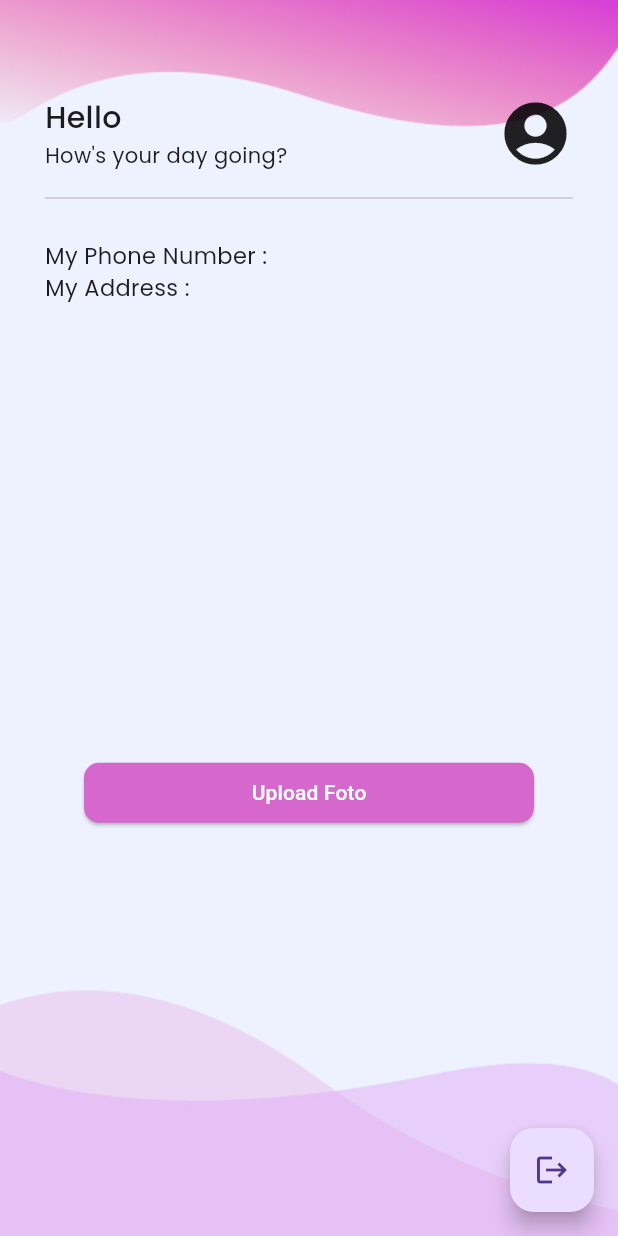
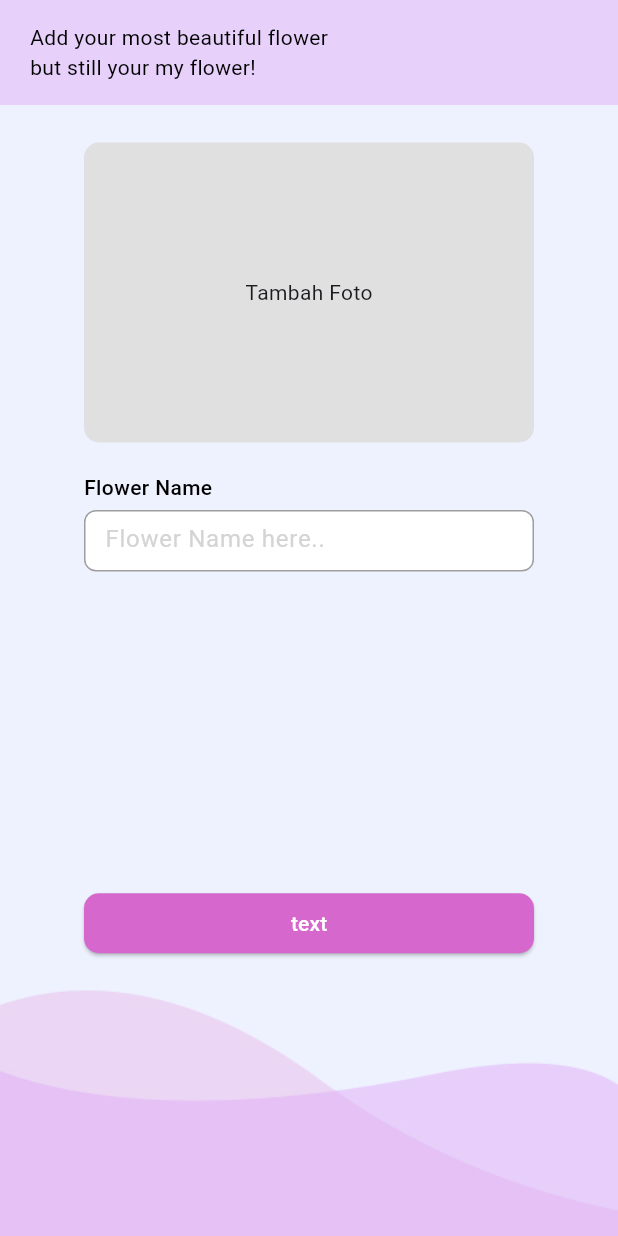
Before and after one commit to samosa76/tugas-10, a Flutter app: the screen it shows once a user with an empty profile is signed in, after a tap on "Upload Foto", on a phone screen of 412 x 824 dp. Run offline on Flutter 3.47's test engine with Material 3 defaults, Android fonts, the phone set to English and light mode, and no system bars; our stand-ins replace cached_network_image, cloud_firestore, firebase_auth, firebase_core, firebase_storage, get and 3 more; accounts and stored records are empty; network calls fail.

Commit message:
created list using firestore

```diff
--- /dev/null
+++ b/lib/app/data/flower.dart
@@ -0,0 +1,19 @@
+class Flower {
+  String id;
+  final String flowerName;
+  final String flowerImages;
+
+  Flower({
+    this.id = "",
+    required this.flowerName,
+    required this.flowerImages,
+  });
+
+  factory Flower.fromJson(Map<String, dynamic> json) {
+    return Flower(
+      id: json['id'] as String,
+      flowerName: json['name'] as String,
+      flowerImages: json['image'] as String,
+    );
+  }
+}
--- /dev/null
+++ b/lib/app/modules/add_image/bindings/add_image_binding.dart
@@ -0,0 +1,12 @@
+import 'package:get/get.dart';
+
+import '../controllers/add_image_controller.dart';
+
+class AddImageBinding extends Bindings {
+  @override
+  void dependencies() {
+    Get.lazyPut<AddImageController>(
+      () => AddImageController(),
+    );
+  }
+}
--- /dev/null
+++ b/lib/app/modules/add_image/controllers/add_image_controller.dart
@@ -0,0 +1,74 @@
+import 'dart:async';
+import 'dart:io';
+
+import 'package:cloud_firestore/cloud_firestore.dart';
+import 'package:firebase_storage/firebase_storage.dart';
+import 'package:flutter/cupertino.dart';
+import 'package:get/get.dart';
+import 'package:image_picker/image_picker.dart';
+
+class AddImageController extends GetxController {
+  final image = XFile("").obs;
+  CollectionReference ref = FirebaseFirestore.instance.collection('Flower');
+
+  late TextEditingController flowerNameController;
+
+  @override
+  void onInit() {
+    super.onInit();
+    flowerNameController = TextEditingController();
+  }
+
+  @override
+  void onClose() {
+    super.onClose();
+  }
+
+  Future<String> uploadFile(File image) async {
+    final storageReference =
+        FirebaseStorage.instance.ref().child('Flower/${image.path}');
+    await storageReference.putFile(image);
+    String returnURL = "";
+    await storageReference.getDownloadURL().then(
+      (fileURL) {
+        returnURL = fileURL;
+      },
+    );
+    return returnURL;
+  }
+
+  Future<void> saveImage(File images, String name) async {
+    String imageUrl = await uploadFile(images);
+    final refDoc = ref.doc();
+    final data = {
+      'id': refDoc.id,
+      'name': name,
+      'image': imageUrl,
+    };
+    refDoc.set(data);
+    Get.back();
+  }
+
+  //Image Picker
+  Future getImage(bool gallery) async {
+    //deklarasikan picker
+    ImagePicker picker = ImagePicker();
+    XFile? pickedFile;
+    // Let user select photo from gallery
+    if (gallery) {
+      pickedFile = await picker.pickImage(
+        source: ImageSource.gallery,
+      );
+    }
+    // Otherwise open camera to get new photo
+    else {
+      pickedFile = await picker.pickImage(
+        source: ImageSource.camera,
+      );
+    }
+    //jika user memilih sebuah gambar maka pickedfile di assign kedalam image variable
+    if (pickedFile != null) {
+      image.value = pickedFile;
+    }
+  }
+}
--- /dev/null
+++ b/lib/app/modules/add_image/views/add_image_view.dart
@@ -0,0 +1,144 @@
+import 'dart:io';
+
+import 'package:flutter/cupertino.dart';
+import 'package:flutter/material.dart';
+import 'package:flutter/widgets.dart';
+
+import 'package:get/get.dart';
+import 'package:get/get_state_manager/get_state_manager.dart';
+import 'package:image_picker/image_picker.dart';
+import 'package:mini_project_10/app/components/my_button.dart';
+import 'package:mini_project_10/app/components/my_textfield.dart';
+
+import '../controllers/add_image_controller.dart';
+
+class AddImageView extends GetView<AddImageController> {
+  const AddImageView({Key? key}) : super(key: key);
+  @override
+  Widget build(BuildContext context) {
+    return Scaffold(
+      body: SafeArea(
+        child: Container(
+          decoration: const BoxDecoration(
+            image: DecorationImage(
+              image: AssetImage("assets/images/bg-home.jpg"),
+              fit: BoxFit.fill,
+            ),
+          ),
+          child: Column(
+            children: [
+              Container(
+                height: 70,
+                alignment: Alignment.centerLeft,
+                width: double.infinity,
+                decoration: const BoxDecoration(
+                  color: Color.fromRGBO(224, 173, 245, 0.5),
+                ),
+                child: const Text(
+                  "Add your most beautiful flower\n"
+                  "but still your my flower!",
+                  style: TextStyle(
+                      fontSize: 14,
+                      color: Colors.black,
+                      fontWeight: FontWeight.w400),
+                ).paddingSymmetric(horizontal: 20),
+              ),
+              Padding(
+                padding:
+                    const EdgeInsets.symmetric(vertical: 5.0, horizontal: 10.0),
+                child: Column(
+                  crossAxisAlignment: CrossAxisAlignment.center,
+                  children: [
+                    const SizedBox(
+                      height: 20,
+                    ),
+                    Obx(
+                      () => Column(
+                        mainAxisAlignment: MainAxisAlignment.center,
+                        children: [
+                          controller.image.value.path != ""
+                              ? ClipRRect(
+                                  borderRadius: BorderRadius.circular(10),
+                                  child: Image.file(
+                                    File(controller.image.value.path),
+                                    height: 200,
+                                    width: 300,
+                                    fit: BoxFit.cover,
+                                  ),
+                                )
+                              : GestureDetector(
+                                  onTap: () async {
+                                    await controller.getImage(true);
+                                  },
+                                  child: Container(
+                                    height: 200,
+                                    width: 300,
+                                    decoration: BoxDecoration(
+                                      color: Colors.grey[300],
+                                      borderRadius: BorderRadius.circular(10),
+                                    ),
+                                    child: const Center(
+                                      child: Text("Tambah Foto"),
+                                    ),
+                                  ),
+                                ),
+                          Obx(
+                            () => Center(
+                              child: controller.image.value.path != ""
+                                  ? IconButton(
+                                      icon: const Icon(
+                                        Icons.delete,
+                                        color: Colors.red,
+                                      ),
+                                      onPressed: () async {
+                                        controller.image.value = XFile("");
+                                      },
+                                    )
+                                  : const SizedBox(),
+                            ),
+                          ),
+                        ],
+                      ),
+                    ),
+                    const SizedBox(
+                      height: 20,
+                    ),
+                    const SizedBox(
+                      width: 300,
+                      child: Text(
+                        "Flower Name",
+                        style: TextStyle(
+                          color: Colors.black,
+                          fontWeight: FontWeight.w500,
+                          fontSize: 14,
+                        ),
+                      ),
+                    ),
+                    MyTextField(
+                      controller: controller.flowerNameController,
+                      hintText: 'Flower Name here..',
+                      obscureText: false,
+                    ),
+                  ],
+                ),
+              ),
+              Expanded(
+                child: Center(
+                  child: MyButton(
+                    text: 'text',
+                    onTap: () async {
+                      controller.saveImage(
+                        File(controller.image.value.path),
+                        controller.flowerNameController.text,
+                      );
+                    },
+                  ),
+                ),
+              )
+            ],
+          ),
+        ),
+      ),
+    );
+  }
+}
--- a/lib/app/modules/home/controllers/home_controller.dart
+++ b/lib/app/modules/home/controllers/home_controller.dart
@@ -1,6 +1,7 @@
 import 'package:cloud_firestore/cloud_firestore.dart';
 import 'package:firebase_auth/firebase_auth.dart';
 import 'package:get/get.dart';
+import 'package:mini_project_10/app/data/flower.dart';
 
 class HomeController extends GetxController {
   var user = FirebaseAuth.instance.currentUser!.email;
@@ -9,6 +10,12 @@ class HomeController extends GetxController {
   //get user profile
   Future<DocumentSnapshot<Map<String, dynamic>>> getUserProfile() async {
     return await FirebaseFirestore.instance.collection('user').doc(user).get();
+  }
+
+  Stream<List<Flower>> getFlower() {
+    return FirebaseFirestore.instance.collection('Flower').snapshots().map(
+        (snapshot) =>
+            snapshot.docs.map((doc) => Flower.fromJson(doc.data())).toList());
   }
 
   //Sgin User Out
--- a/lib/app/modules/home/views/home_view.dart
+++ b/lib/app/modules/home/views/home_view.dart
@@ -4,8 +4,12 @@ import 'package:flutter/material.dart';
 import 'package:flutter/widgets.dart';
 
 import 'package:get/get.dart';
+import 'package:get/get_state_manager/get_state_manager.dart';
 import 'package:google_fonts/google_fonts.dart';
 import 'package:mini_project_10/app/components/my_button.dart';
+import 'package:mini_project_10/app/components/my_list_image.dart';
+import 'package:mini_project_10/app/data/flower.dart';
+import 'package:mini_project_10/app/routes/app_pages.dart';
 
 import '../controllers/home_controller.dart';
 
@@ -137,11 +141,53 @@ class HomeView extends GetView<HomeController> {
                 }
               },
             ),
+
+            //List For Image
+            StreamBuilder<List<Flower>>(
+              stream: controller.getFlower(),
+              builder: (context, snapshot) {
+                if (snapshot.connectionState == ConnectionState.waiting) {
+                  return const Center(
+                    child: CircularProgressIndicator(),
+                  );
+                }
+                if (snapshot.hasError) {
+                  return const Center(
+                    child: Text("Error"),
+                  );
+                }
+                if (snapshot.hasData) {
+                  return Container(
+                    alignment: Alignment.topLeft,
+                    child: GridView.builder(
+                      itemCount: snapshot.data?.length,
+                      shrinkWrap: true,
+                      gridDelegate:
+                          const SliverGridDelegateWithFixedCrossAxisCount(
+                        crossAxisCount: 3,
+                      ),
+                      itemBuilder: (context, index) {
+                        return MyListImage(
+                          flowerName: "${snapshot.data?[index].flowerName}",
+                          flowerImage: "${snapshot.data?[index].flowerImages}",
+                        );
+                      },
+                    ),
+                  );
+                } else {
+                  return const Center(
+                    child: Text('Has No Data'),
+                  );
+                }
+              },
+            ),
             Expanded(
               child: Center(
                 child: MyButton(
                   text: 'Upload Foto',
-                  onTap: () {},
+                  onTap: () {
+                    Get.toNamed(Routes.ADD_IMAGE);
+                  },
                 ),
               ),
             ),
--- a/lib/app/routes/app_pages.dart
+++ b/lib/app/routes/app_pages.dart
@@ -1,5 +1,7 @@
 import 'package:get/get.dart';
 
+import '../modules/add_image/bindings/add_image_binding.dart';
+import '../modules/add_image/views/add_image_view.dart';
 import '../modules/auth/bindings/auth_binding.dart';
 import '../modules/auth/views/auth_view.dart';
 import '../modules/home/bindings/home_binding.dart';
@@ -44,5 +46,10 @@ class AppPages {
       page: () => const AuthView(),
       binding: AuthBinding(),
     ),
+    GetPage(
+      name: _Paths.ADD_IMAGE,
+      page: () => const AddImageView(),
+      binding: AddImageBinding(),
+    ),
   ];
 }
--- a/lib/app/routes/app_routes.dart
+++ b/lib/app/routes/app_routes.dart
@@ -8,6 +8,7 @@ abstract class Routes {
   static const LOGIN = _Paths.LOGIN;
   static const REGISTER = _Paths.REGISTER;
   static const AUTH = _Paths.AUTH;
+  static const ADD_IMAGE = _Paths.ADD_IMAGE;
 }
 
 abstract class _Paths {
@@ -17,4 +18,5 @@ abstract class _Paths {
   static const LOGIN = '/login';
   static const REGISTER = '/register';
   static const AUTH = '/auth';
+  static const ADD_IMAGE = '/add-image';
 }
--- a/lib/main.dart
+++ b/lib/main.dart
@@ -13,6 +13,7 @@ void main() async {
       appId: "1:236368713670:android:845f16b80fc69e8ebac4c7",
       messagingSenderId: "236368713670",
       projectId: "miniproject-475ee",
+      storageBucket: 'gs://miniproject-475ee.appspot.com',
     ),
   );
   runApp(
--- a/pubspec.yaml
+++ b/pubspec.yaml
@@ -13,6 +13,10 @@ dependencies:
   firebase_core: ^2.30.1
   firebase_auth: ^4.19.4
   cloud_firestore: ^4.17.2
+  image_picker: ^1.1.1
+  firebase_storage: ^11.7.4
+  popover: ^0.3.0
+  cached_network_image: ^3.3.1
 
 dev_dependencies:
   flutter_lints: ^3.0.0
```
Also changed, not shown: lib/app/components/menu_item.dart (added, +42 -0 lines), lib/app/components/my_list_image.dart (added, +76 -0 lines), assets/images/pizza.jpg (added), pubspec.lock, 3 other files.
